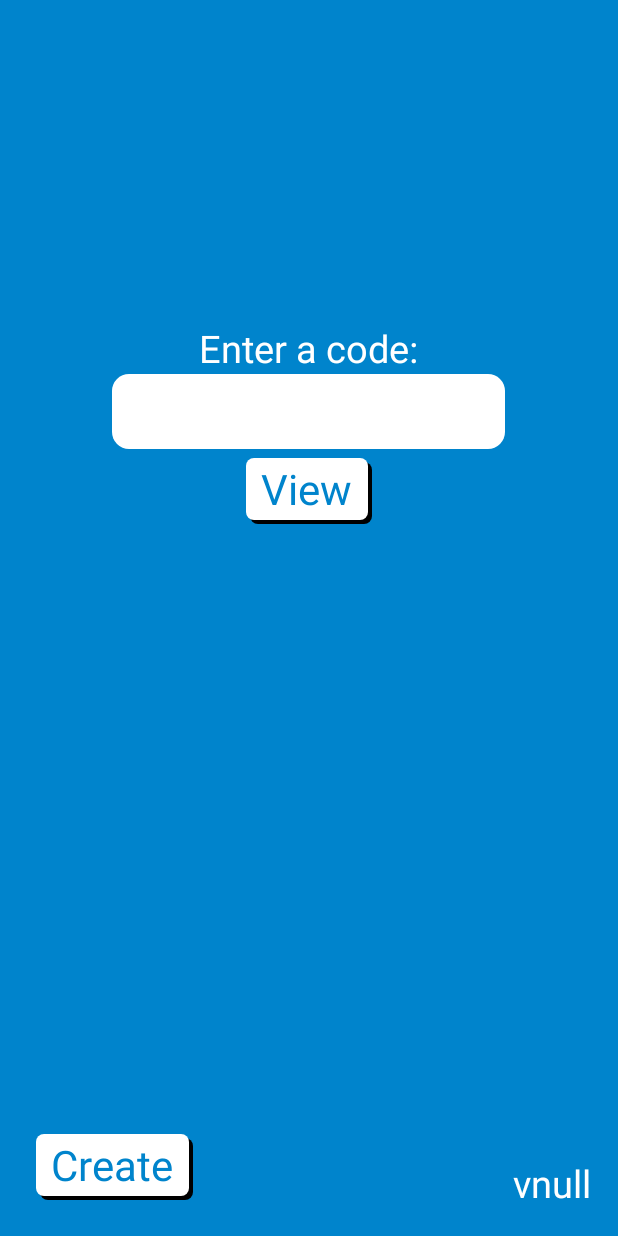
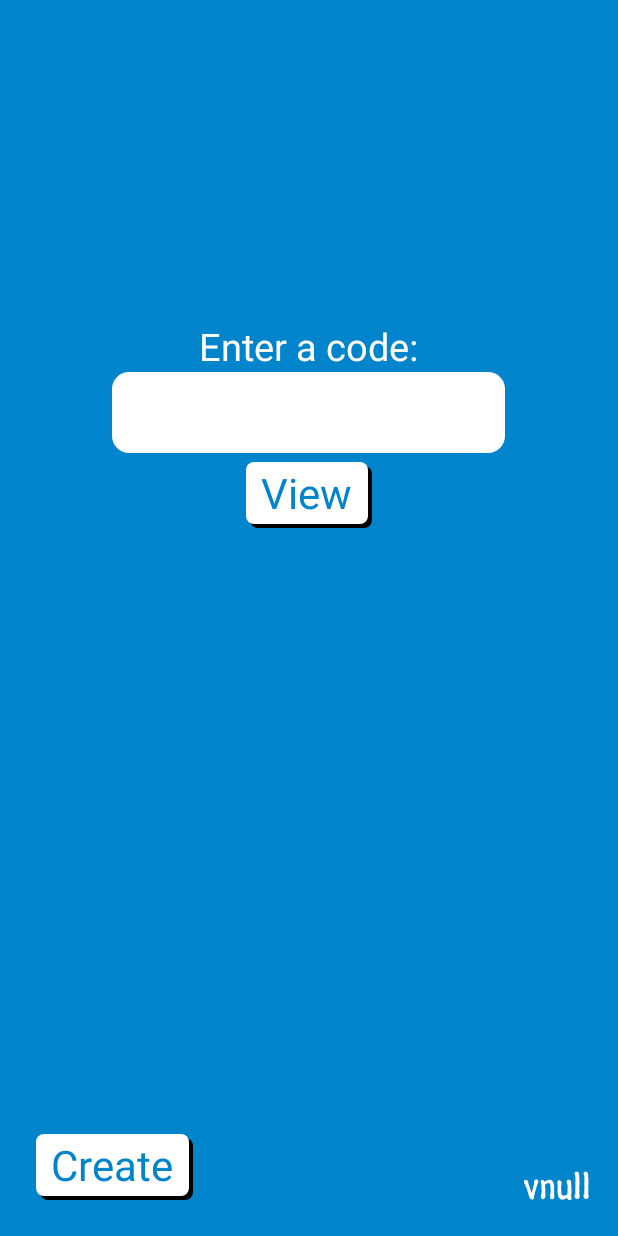
Before and after one commit to solavrov/CoolCard, an Android app: the screen it shows after launch (MainActivity), on a phone screen of 412 x 824 dp. Run offline under Robolectric (Android 15) with nearby library versions, the phone set to English and light mode, and no system bars; libraries missing offline, so code that uses them is left out: com.firebase.client; 2 statements that could not run were skipped.

Commit message:
still doesnt work with lower APIs

```diff
--- a/app/src/main/java/com/blogspot/smallshipsinvest/coolcard/CreateActivity.java
+++ b/app/src/main/java/com/blogspot/smallshipsinvest/coolcard/CreateActivity.java
@@ -1,6 +1,7 @@
 package com.blogspot.smallshipsinvest.coolcard;
 
 import android.content.Context;
+import android.graphics.Typeface;
 import android.support.v7.app.AppCompatActivity;
 import android.os.Bundle;
 import android.view.MotionEvent;
@@ -42,6 +43,7 @@ public class CreateActivity extends AppCompatActivity {
 
         setIcon((ImageView) findViewById(R.id.icon));
 
+        codeView.setTypeface(Typeface.createFromAsset(getAssets(), Data.CODE_FONT));
         codeView.setText(Data.cardCreate.code);
 
         greetingView.setOnLongClickListener(new View.OnLongClickListener() {
--- a/app/src/main/java/com/blogspot/smallshipsinvest/coolcard/Data.java
+++ b/app/src/main/java/com/blogspot/smallshipsinvest/coolcard/Data.java
@@ -1,6 +1,9 @@
 package com.blogspot.smallshipsinvest.coolcard;
 
 public class Data {
+
+//    some global constants
+    public final static String CODE_FONT = "SegoeMarker.ttf";
 
 //    paths
     public static final String APP_LINK = "https://play.google.com/store/apps/details?id=com.blogspot" +
--- a/app/src/main/java/com/blogspot/smallshipsinvest/coolcard/MainActivity.java
+++ b/app/src/main/java/com/blogspot/smallshipsinvest/coolcard/MainActivity.java
@@ -3,6 +3,7 @@ package com.blogspot.smallshipsinvest.coolcard;
 import android.content.Context;
 import android.content.pm.PackageInfo;
 import android.content.pm.PackageManager;
+import android.graphics.Typeface;
 import android.support.v7.app.AppCompatActivity;
 import android.os.Bundle;
 import android.view.KeyEvent;
@@ -26,7 +27,6 @@ import com.firebase.client.ValueEventListener;
 
 public class MainActivity extends AppCompatActivity {
 
-
     public final static long SHORT_FADING_TIME = 2_500;
     public final static long LONG_FADING_TIME = 6_000;
 
@@ -47,6 +47,7 @@ public class MainActivity extends AppCompatActivity {
         setVersion();
         TextView versionView = (TextView) findViewById(R.id.version);
         assert versionView != null;
+        versionView.setTypeface(Typeface.createFromAsset(getAssets(), Data.CODE_FONT));
         versionView.setText("v" + Data.appVersionName);
 
         Firebase.setAndroidContext(this);
@@ -54,6 +55,8 @@ public class MainActivity extends AppCompatActivity {
         cloud = new Firebase(Data.FIREBASE);
         messageView = (TextView) findViewById(R.id.message);
         codeView = (EditText) findViewById(R.id.code);
+        assert codeView != null;
+        codeView.setTypeface(Typeface.createFromAsset(getAssets(), Data.CODE_FONT));
         codeView.setOnEditorActionListener(new TextView.OnEditorActionListener() {
             @Override
             public boolean onEditorAction(TextView v, int actionId, KeyEvent event) {
--- a/app/src/main/res/layout/activity_create.xml
+++ b/app/src/main/res/layout/activity_create.xml
@@ -39,7 +39,7 @@
             android:layout_weight="4"
             android:gravity="center"
             android:layout_gravity="center"
-            android:textSize="@dimen/small_text"
+            android:textSize="@dimen/large_text"
             android:textColor="@color/colorPostalRed"/>
 
         <com.blogspot.smallshipsinvest.coolcard.helpers.MyButtonBlue
@@ -116,7 +116,7 @@
             android:longClickable="true"
             android:padding="@dimen/greeting_padding"
             android:textSize="@dimen/small_text"
-            android:textColor="@color/colorPostalBlue"/>
+            android:textColor="@color/colorPostalRed"/>
 
     </ScrollView>
 
--- a/app/src/main/res/layout/activity_edit.xml
+++ b/app/src/main/res/layout/activity_edit.xml
@@ -25,7 +25,7 @@
             android:padding="@dimen/greeting_padding"
             android:textSize="@dimen/small_text"
             android:inputType="textMultiLine"
-            android:textColor="@color/colorPostalBlue"/>
+            android:textColor="@color/colorPostalRed"/>
 
     </ScrollView>
 
--- a/app/src/main/res/layout/activity_main.xml
+++ b/app/src/main/res/layout/activity_main.xml
@@ -56,11 +56,16 @@
         android:background="@drawable/rounded_background"
         android:gravity="center"
         android:imeOptions="actionDone"
-        android:inputType="textVisiblePassword"
+        android:digits="qwertyuiopasdfghjklzxcvbnm1234567890"
+        android:singleLine="true"
+        android:inputType="textNoSuggestions"
         android:maxLength="10"
         android:padding="@dimen/large_separation"
-        android:textSize="@dimen/normal_text"
+        android:textSize="@dimen/large_text"
         android:textColor="@color/colorPostalRed"/>
+
+
+    <!--android:inputType="textVisiblePassword"-->
 
     <com.blogspot.smallshipsinvest.coolcard.helpers.MyButtonWhite
         android:layout_width="wrap_content"
--- a/app/src/main/res/values-sw360dp/dimens.xml
+++ b/app/src/main/res/values-sw360dp/dimens.xml
@@ -19,7 +19,7 @@
     <dimen name="listview_image_size">70dp</dimen>
 
     <dimen name="icon_size">45dp</dimen>
-    <dimen name="code_view_length">230dp</dimen>
+    <dimen name="code_view_length">210dp</dimen>
 
     <dimen name="background_radius">10dp</dimen>
 
```
Also changed, not shown: app/src/main/res/values/strings.xml (+5 -3 lines), app/src/main/assets/SegoeMarker.ttf (added), 1 other file.
